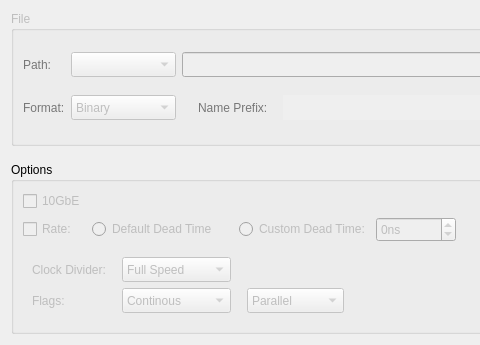
slsdetectorgroup/slsDetectorPackage, file slsDetectorGui/forms/form_tab_dataoutput.ui: the form before one commit; both pictures show x 0 to 480 and y 0 to 345 of the 775 by 345 pixel window.
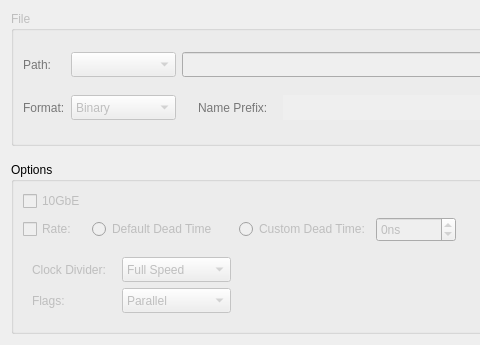
The form after the commit. Icons and pictures are not drawn.

```diff
--- a/slsDetectorGui/forms/form_tab_dataoutput.ui
+++ b/slsDetectorGui/forms/form_tab_dataoutput.ui
@@ -532,31 +532,21 @@
          <bool>false</bool>
         </property>
         <layout class="QGridLayout" name="gridEiger">
-         <item row="1" column="2">
-          <widget class="QComboBox" name="comboEigerFlags1">
-           <property name="minimumSize">
-            <size>
-             <width>0</width>
-             <height>25</height>
-            </size>
+         <item row="0" column="1">
+          <spacer name="horizontalSpacer_4">
+           <property name="orientation">
+            <enum>Qt::Horizontal</enum>
            </property>
-           <property name="maximumSize">
+           <property name="sizeType">
+            <enum>QSizePolicy::Fixed</enum>
+           </property>
+           <property name="sizeHint" stdset="0">
             <size>
-             <width>200</width>
-             <height>16777215</height>
+             <width>10</width>
+             <height>20</height>
             </size>
            </property>
-           <item>
-            <property name="text">
-             <string>Continous</string>
-            </property>
-           </item>
-           <item>
-            <property name="text">
-             <string>Store in RAM</string>
-            </property>
-           </item>
-          </widget>
+          </spacer>
          </item>
          <item row="0" column="2">
           <widget class="QComboBox" name="comboEigerClkDivider">
@@ -589,7 +579,7 @@
            </item>
           </widget>
          </item>
-         <item row="1" column="5">
+         <item row="1" column="4">
           <spacer name="horizontalSpacer_6">
            <property name="orientation">
             <enum>Qt::Horizontal</enum>
@@ -618,69 +608,6 @@
            </property>
           </widget>
          </item>
-         <item row="1" column="4">
-          <widget class="QComboBox" name="comboEigerFlags2">
-           <property name="minimumSize">
-            <size>
-             <width>0</width>
-             <height>25</height>
-            </size>
-           </property>
-           <property name="maximumSize">
-            <size>
-             <width>200</width>
-             <height>16777215</height>
-            </size>
-           </property>
-           <item>
-            <property name="text">
-             <string>Parallel</string>
-            </property>
-           </item>
-           <item>
-            <property name="text">
-             <string>Non Parallel</string>
-            </property>
-           </item>
-           <item>
-            <property name="text">
-             <string>Safe</string>
-            </property>
-           </item>
-          </widget>
-         </item>
-         <item row="0" column="1">
-          <spacer name="horizontalSpacer_4">
-           <property name="orientation">
-            <enum>Qt::Horizontal</enum>
-           </property>
-           <property name="sizeType">
-            <enum>QSizePolicy::Fixed</enum>
-           </property>
-           <property name="sizeHint" stdset="0">
-            <size>
-             <width>10</width>
-             <height>20</height>
-            </size>
-           </property>
-          </spacer>
-         </item>
-         <item row="1" column="3">
-          <spacer name="horizontalSpacer_5">
-           <property name="orientation">
-            <enum>Qt::Horizontal</enum>
-           </property>
-           <property name="sizeType">
-            <enum>QSizePolicy::Fixed</enum>
-           </property>
-           <property name="sizeHint" stdset="0">
-            <size>
-             <width>10</width>
-             <height>20</height>
-            </size>
-           </property>
-          </spacer>
-         </item>
          <item row="0" column="0">
           <widget class="QLabel" name="lblClkDivider">
            <property name="maximumSize">
@@ -694,6 +621,32 @@
            </property>
           </widget>
          </item>
+         <item row="1" column="2">
+          <widget class="QComboBox" name="comboEigerParallelFlag">
+           <property name="minimumSize">
+            <size>
+             <width>0</width>
+             <height>25</height>
+            </size>
+           </property>
+           <property name="maximumSize">
+            <size>
+             <width>200</width>
+             <height>16777215</height>
+            </size>
+           </property>
+           <item>
+            <property name="text">
+             <string>Parallel</string>
+            </property>
+           </item>
+           <item>
+            <property name="text">
+             <string>Non Parallel</string>
+            </property>
+           </item>
+          </widget>
+         </item>
         </layout>
        </widget>
       </item>
```
Left out of the diff: 5 changed lines with no effect on the pictures.
